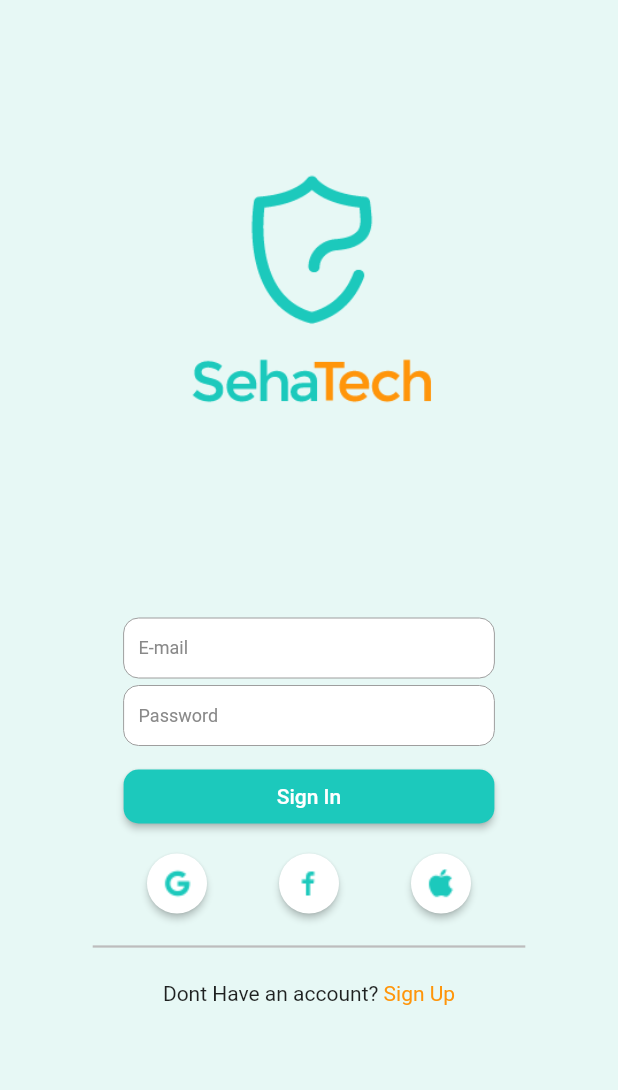
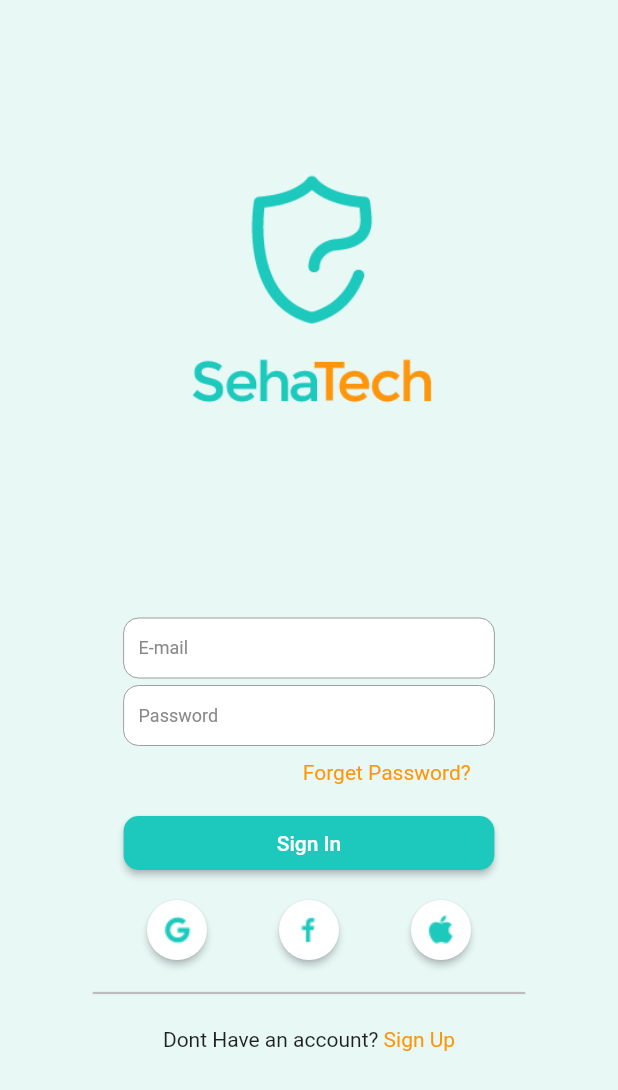
Before and after one commit to A-Morsy/SehaTech, a Flutter app: the screen it shows after launch, on a phone screen of 412 x 824 dp. Shown: the top 1090 px of the screen. Run offline on Flutter 3.47's test engine with Material 2 defaults, Android fonts, the phone set to English and light mode, and no system bars; our stand-ins replace curved_navigation_bar, date_time_picker, flutter_toggle_tab, font_awesome_flutter, percent_indicator; generated files the repository leaves out were written again.

Commit message:
ForgetPasswordInit

```diff
--- a/seha_tech/lib/Reusable/treatmentContainer.dart
+++ b/seha_tech/lib/Reusable/treatmentContainer.dart
@@ -33,6 +33,7 @@
                 ),
                 Container(
                   margin: EdgeInsets.only(left: 40),
+                  constraints: BoxConstraints(maxWidth: 200),
                   child: widget.text,
                 )
               ],
--- a/seha_tech/lib/main.dart
+++ b/seha_tech/lib/main.dart
@@ -4,6 +4,7 @@
 import 'package:scoped_model/scoped_model.dart';
 import 'package:seha_tech/Reusable/palette.dart';
 import 'package:seha_tech/models/signInModel.dart';
+import 'package:seha_tech/views/forgetPassword/frogetPassFirst.dart';
 import 'package:seha_tech/views/signIn/mainPageButton.dart';
 import 'package:seha_tech/views/signIn/mainPageTextField.dart';
 import 'package:seha_tech/views/signup/widgets/signUpText.dart';
@@ -121,6 +122,23 @@
                       );
                     }),
                     Container(
+                      margin: EdgeInsets.only(
+                          left: MediaQuery.of(context).size.width * 0.34,
+                          bottom: 15),
+                      width: MediaQuery.of(context).size.width * 0.6,
+                      child: GestureDetector(
+                        child: Text('Forget Password?',
+                            style: TextStyle(color: Palette.thirdColor)),
+                        onTap: () {
+                          Navigator.push(
+                            context,
+                            MaterialPageRoute(
+                                builder: (context) => ForgetPassFirst()),
+                          );
+                        },
+                      ),
+                    ),
+                    Container(
                         width: MediaQuery.of(context).size.width * 0.6,
                         child: CustomButton(
                             message: AppLocalizations.of(context)!.signInText,
```
Also changed, not shown: seha_tech/lib/views/forgetPassword/frogetPassFirst.dart (added, +33 -0 lines).
